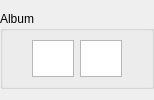
Above: templateCover.ui from Ilya87/cover-fetcher before the change. Below: the same form after it.
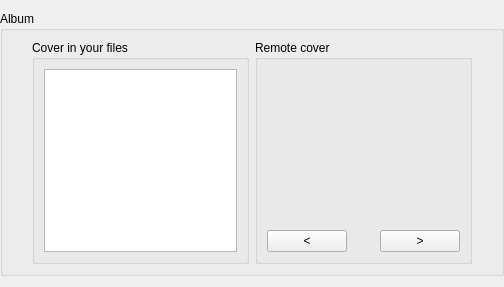
That is the form after the change.

Diff of the .ui file:
```diff
--- a/templateCover.ui
+++ b/templateCover.ui
@@ -6,8 +6,8 @@
    <rect>
     <x>0</x>
     <y>0</y>
-    <width>154</width>
-    <height>100</height>
+    <width>504</width>
+    <height>287</height>
    </rect>
   </property>
   <property name="sizePolicy">
@@ -55,6 +55,12 @@
        </spacer>
       </item>
       <item>
+       <widget class="QGroupBox" name="currentCoverGroupBox">
+        <property name="title">
+         <string>Cover in your files</string>
+        </property>
+        <layout class="QHBoxLayout" name="horizontalLayout_4">
+         <item>
        <widget class="QListWidget" name="currentCover">
         <property name="sizePolicy">
          <sizepolicy hsizetype="Expanding" vsizetype="Expanding">
@@ -106,53 +112,53 @@
         </property>
        </widget>
       </item>
+        </layout>
+       </widget>
+      </item>
       <item>
-       <widget class="QListWidget" name="remoteCovers">
-        <property name="sizePolicy">
-         <sizepolicy hsizetype="Expanding" vsizetype="Expanding">
-          <horstretch>0</horstretch>
-          <verstretch>0</verstretch>
-         </sizepolicy>
+       <widget class="QGroupBox" name="remoteCoversGroupBox">
+        <property name="title">
+         <string>Remote cover</string>
         </property>
-        <property name="minimumSize">
-         <size>
-          <width>32</width>
-          <height>32</height>
-         </size>
-        </property>
-        <property name="maximumSize">
+        <layout class="QVBoxLayout" name="verticalLayout">
+         <item>
+          <widget class="QStackedWidget" name="remoteCovers"/>
+         </item>
+         <item>
+          <layout class="QHBoxLayout" name="horizontalLayout_5">
+           <item>
+            <widget class="QPushButton" name="previousCoverButton">
+             <property name="text">
+              <string>&lt;</string>
+             </property>
+            </widget>
+           </item>
+           <item>
+            <spacer name="rightSpacer_2">
+             <property name="orientation">
+              <enum>Qt::Horizontal</enum>
+             </property>
+             <property name="sizeType">
+              <enum>QSizePolicy::Expanding</enum>
+             </property>
+             <property name="sizeHint" stdset="0">
          <size>
-          <width>512</width>
-          <height>512</height>
-         </size>
-        </property>
-        <property name="focusPolicy">
-         <enum>Qt::ClickFocus</enum>
-        </property>
-        <property name="verticalScrollBarPolicy">
-         <enum>Qt::ScrollBarAlwaysOff</enum>
-        </property>
-        <property name="horizontalScrollBarPolicy">
-         <enum>Qt::ScrollBarAlwaysOff</enum>
-        </property>
-        <property name="sizeAdjustPolicy">
-         <enum>QAbstractScrollArea::AdjustToContents</enum>
-        </property>
-        <property name="editTriggers">
-         <set>QAbstractItemView::NoEditTriggers</set>
-        </property>
-        <property name="showDropIndicator" stdset="0">
-         <bool>false</bool>
-        </property>
-        <property name="movement">
-         <enum>QListView::Static</enum>
-        </property>
-        <property name="viewMode">
-         <enum>QListView::IconMode</enum>
-        </property>
-        <property name="uniformItemSizes">
-         <bool>true</bool>
-        </property>
+               <width>20</width>
+               <height>20</height>
+              </size>
+             </property>
+            </spacer>
+           </item>
+           <item>
+            <widget class="QPushButton" name="nextCoverButton">
+             <property name="text">
+              <string>&gt;</string>
+             </property>
+            </widget>
+           </item>
+          </layout>
+         </item>
+        </layout>
        </widget>
       </item>
       <item>
```
Lines whose indentation alone changed are shown as unchanged.
